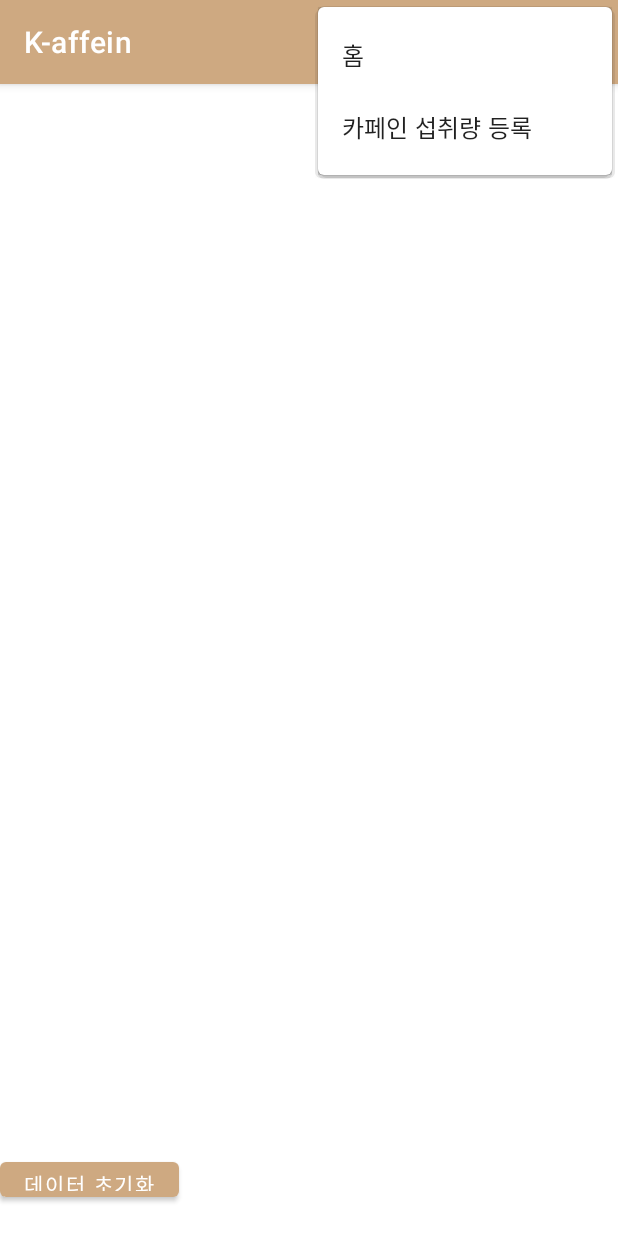
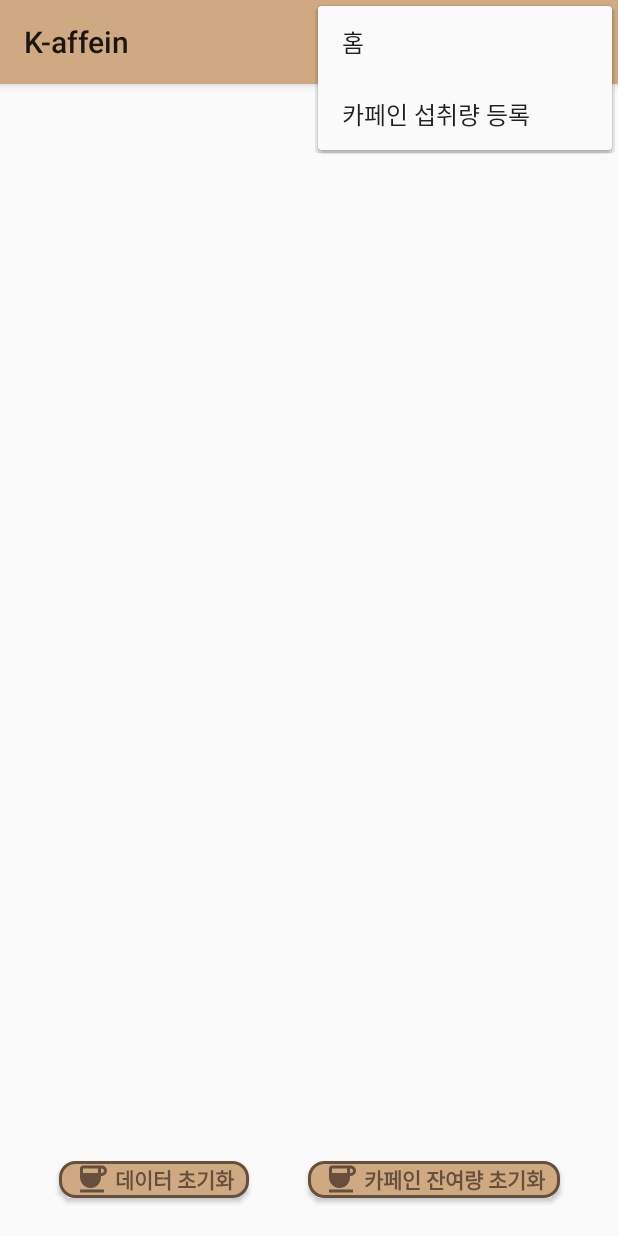
Before and after one commit to eunhaeKim/FinalProject, an Android app: the PersonnelList screen opened directly, with no data from a screen before it, with the options menu open, on a phone screen of 412 x 824 dp. Run offline under Robolectric (Android 15) with nearby library versions, the phone set to English and light mode, and no system bars.

Commit message:
버튼 디자인 수정

```diff
--- /dev/null
+++ b/app/src/main/res/drawable/button_icon.xml
@@ -0,0 +1,7 @@
+<?xml version="1.0" encoding="utf-8"?>
+<layer-list xmlns:android="http://schemas.android.com/apk/res/android">
+    <item
+        android:drawable="@drawable/ic_baseline_coffee_24"
+        android:width="30dp"
+        android:height="30dp"/>
+</layer-list>
--- /dev/null
+++ b/app/src/main/res/drawable/button_shape.xml
@@ -0,0 +1,10 @@
+<?xml version="1.0" encoding="utf-8"?>
+<shape xmlns:android="http://schemas.android.com/apk/res/android"
+    android:shape="rectangle">
+    <solid
+        android:color="@color/brown_light"/>
+    <stroke
+        android:width="2dp"
+        android:color="@color/brown_dark" />
+    <corners android:radius="10dp" />
+</shape>
--- /dev/null
+++ b/app/src/main/res/drawable/ic_baseline_coffee_24.xml
@@ -0,0 +1,5 @@
+<vector android:height="24dp" android:tint="#66503D"
+    android:viewportHeight="24" android:viewportWidth="24"
+    android:width="24dp" xmlns:android="http://schemas.android.com/apk/res/android">
+    <path android:fillColor="@android:color/white" android:pathData="M18.5,3H6C4.9,3 4,3.9 4,5v5.71c0,3.83 2.95,7.18 6.78,7.29c3.96,0.12 7.22,-3.06 7.22,-7v-1h0.5c1.93,0 3.5,-1.57 3.5,-3.5S20.43,3 18.5,3zM16,5v3H6V5H16zM18.5,8H18V5h0.5C19.33,5 20,5.67 20,6.5S19.33,8 18.5,8zM4,19h16v2H4V19z"/>
+</vector>
--- a/app/src/main/res/layout/activity_personnel_list.xml
+++ b/app/src/main/res/layout/activity_personnel_list.xml
@@ -33,24 +33,45 @@
         <View
             android:layout_width="0dp"
             android:layout_height="0dp"
-            android:layout_weight="1" />
+            android:layout_weight="1"/>
 
         <Button
             android:id="@+id/btn_dataReset"
+            android:paddingRight="10dp"
+            android:paddingLeft="10dp"
+            android:layout_marginBottom="5dp"
+            android:layout_marginTop="5dp"
             android:layout_width="wrap_content"
             android:layout_height="wrap_content"
-            android:text="데이터 초기화" />
+            android:text=" 데이터 초기화"
+            android:textStyle="bold"
+            android:textColor="@color/brown_dark"
+            android:background="@drawable/button_shape"
+            android:drawableLeft="@drawable/ic_baseline_coffee_24"/>
 
         <View
             android:layout_width="0dp"
             android:layout_height="0dp"
-            android:layout_weight="0.1" />
+            android:layout_weight="1" />
 
         <Button
             android:id="@+id/btn_cafTotalReset"
+            android:paddingRight="10dp"
+            android:paddingLeft="10dp"
+            android:layout_marginBottom="5dp"
+            android:layout_marginTop="5dp"
             android:layout_width="wrap_content"
             android:layout_height="wrap_content"
-            android:text="카페인 잔여량 초기화" />
+            android:text=" 카페인 잔여량 초기화"
+            android:textStyle="bold"
+            android:textColor="@color/brown_dark"
+            android:background="@drawable/button_shape"
+            android:drawableLeft="@drawable/ic_baseline_coffee_24"/>
+
+        <View
+            android:layout_width="0dp"
+            android:layout_height="0dp"
+            android:layout_weight="1" />
 
     </LinearLayout>
 
--- a/app/src/main/res/values/themes.xml
+++ b/app/src/main/res/values/themes.xml
@@ -1,6 +1,6 @@
 <resources xmlns:tools="http://schemas.android.com/tools">
     <!-- Base application theme. -->
-    <style name="Theme.FinalProject" parent="Theme.MaterialComponents.DayNight.DarkActionBar">
+    <style name="Theme.FinalProject" parent="Theme.AppCompat.Light">
         <!-- Primary brand color. -->
         <item name="colorPrimary">@color/brown_light</item>
         <item name="colorPrimaryVariant">@color/brown_dark</item>
```
